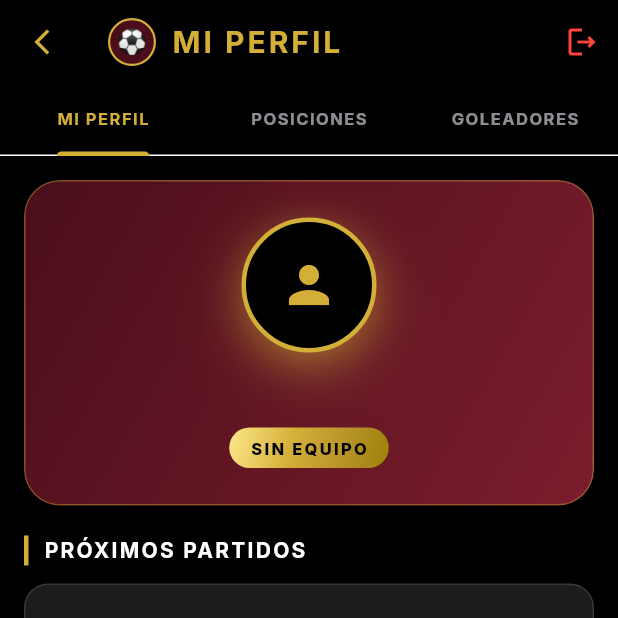
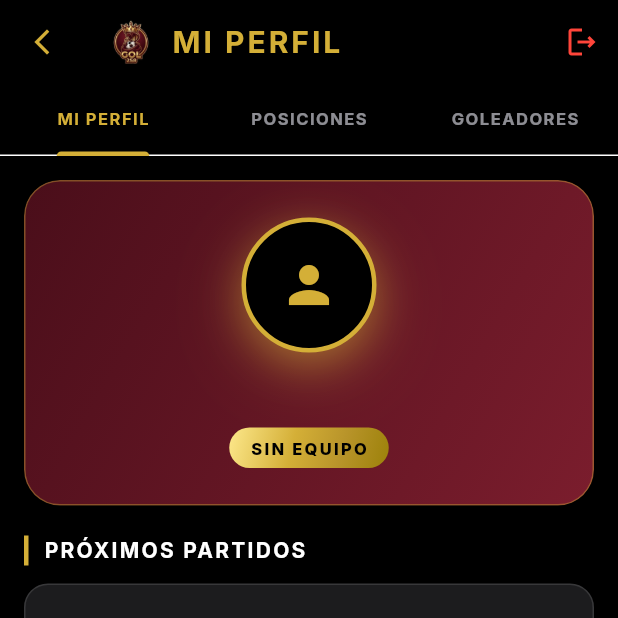
Before and after one commit to maskyhoodie74-dotcom/proyectoimplementa, a Flutter app: the JugadorDashboard screen opened by its route, on a phone screen of 412 x 824 dp, the top half of it. Run offline on Flutter 3.47's test engine with Material 3 defaults, Android fonts, the phone set to English and light mode, and no system bars; our stand-ins replace flutter_markdown, go_router, google_fonts, google_generative_ai, shared_preferences, supabase_flutter and 1 more; accounts and stored records are empty.

Commit message:
style: usar logo sin fondo en el dashboard del jugador y administrador

```diff
--- a/gol258/lib/features/jugadores/jugador_dashboard.dart
+++ b/gol258/lib/features/jugadores/jugador_dashboard.dart
@@ -63,14 +63,10 @@ class _JugadorDashboardState extends State<JugadorDashboard>
           onPressed: () => context.go('/home'),
         ),
         title: Row(children: [
-          Container(
+          Image.asset(
+            'assets/images/logo_no_bg.png',
             width: 32, height: 32,
-            decoration: BoxDecoration(
-              shape: BoxShape.circle,
-              color: AppColors.maroonDark,
-              border: Border.all(color: AppColors.gold, width: 1.5),
-            ),
-            child: const Center(child: Text('⚽', style: TextStyle(fontSize: 16))),
+            fit: BoxFit.contain,
           ),
           const SizedBox(width: 10),
           Text('MI PERFIL',
```
Also changed, not shown: gol258/lib/features/admin/admin_dashboard.dart (+3 -8 lines).
